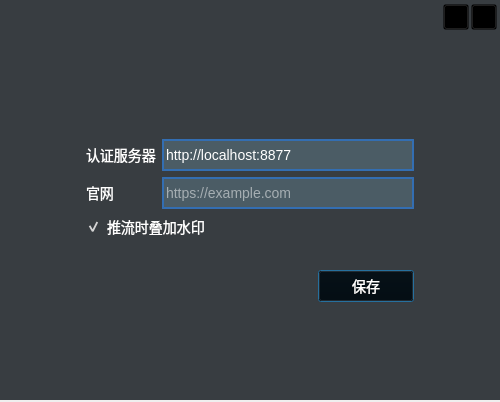
First picture: the form in src/app/LiveLoginSettingDialog.ui, repository ohto-ai/PostLive, before the edit.
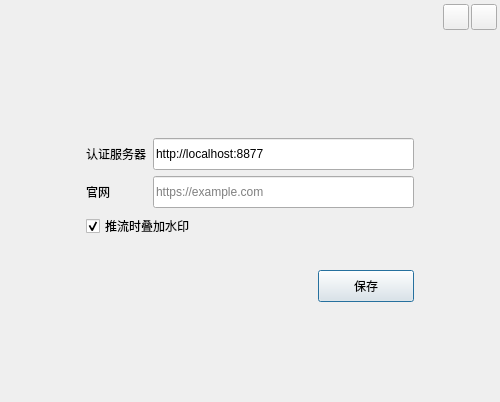
Second picture: the form after the edit. Icons and pictures are not drawn.

Commit message: feat: adopt PostLive.Re theme, login redesign and splash screen

The edit to the form file:
```diff
--- a/src/app/LiveLoginSettingDialog.ui
+++ b/src/app/LiveLoginSettingDialog.ui
@@ -38,89 +38,10 @@
     <enum>Qt::StrongFocus</enum>
    </property>
    <property name="styleSheet">
-    <string notr="true">/* font */
-*
-{
-	font-family: &quot;Arial&quot;, &quot;Segoe UI&quot;, &quot;黑体&quot;, &quot;等线&quot;;
-	font-size: 14px;
-	font-weight: 400;
-	line-height: 20px;
-}
-/* background */
-QWidget#centralWidget
-{
-	background: rgba(36,41,46,0.9);
-	background-position: top;
-	background-image: url(:/LiveLoginDialog/res/login-background-600x180.png);
-	background-repeat: no-repeat;
-}
-QLabel
-{
-	color:white;
-}
-QLabel#applicationIconLabel
+    <string notr="true">QLabel#applicationIconLabel
 {
 	border-image: url(:/LiveLoginDialog/res/pilipili-title-210x50.png);
 }
-
-/* button */
-.QPushButton, .QCheckBox, .QToolButton
-{
-	color: white;
-	background-color: transparent;
-}
-/*RadioButton CheckButton*/
-QRadioButton::indicator::unchecked {
-	image: url(:/LiveLoginDialog/res/radiobutton-unchecked.png);
-}
-QRadioButton::indicator::checked { 
-	image: url(:/LiveLoginDialog/res/radiobutton-checked.png);
-}
-QCheckBox::indicator { 
-	width: 15px;
-	height: 30px;
-}
-QCheckBox::indicator::unchecked {	
-	image: url(:/LiveLoginDialog/res/checkbox_unchecked.png);
-}
-QCheckBox::indicator::checked { 
-	image: url(:/LiveLoginDialog/res/checkbox_checked.png);
-}
-
-.QCheckBox::indicator { 
-	width: 15px;
-	height: 15px;
-}
-.QCheckBox::indicator::unchecked {	
-	image: url(:/LiveLoginDialog/res/radiobutton-unchecked.png);
-}
-.QCheckBox::indicator::checked { 
-	image: url(:/LiveLoginDialog/res/radiobutton-checked.png);
-}
-.QPushButton:hover, .QCheckBox:hover
-{
-	color: yellow;
-}
-.QPushButton:pressed, .QCheckBox:pressed
-{
-	color: #FFCC66;
-}
-.QPushButton:focus, .QCheckBox:focus
-{
-	outline: none
-}
-/* account password */
-QLineEdit
-{
-	border: 2px solid rgba(27,128,255,0.5);
-	background: rgba(45,64,72,0.8);
-	color: white;
-    selection-background-color:green;
-}
-QLineEdit
-{
-	background: rgba(80,100,110,0.8);
-}
 /* tooltip */
 QToolTip
 {
```
The commit also changes 14 other files.
